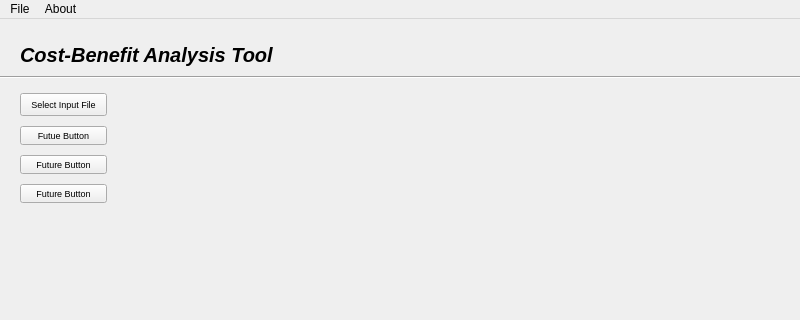
First picture: the form in ui_files/MainWindow.ui, repository SeanDavies22/Vibing-Leopards, before the edit; both pictures show x 0 to 800 and y 0 to 320 of the 800 by 575 pixel window.
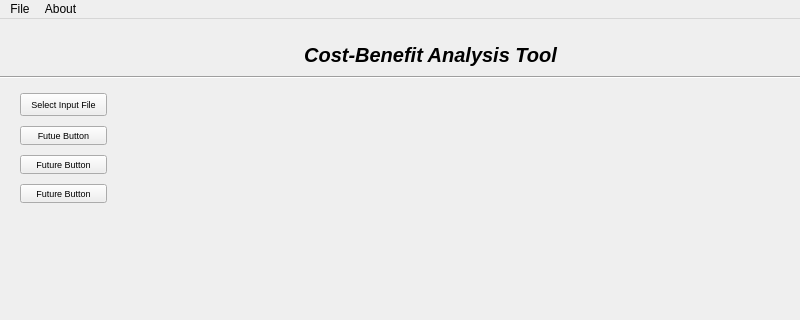
Second picture: the form after the edit.

Commit message: Added XML parsing elements window for demo.

Patch:
```diff
--- a/ui_files/MainWindow.ui
+++ b/ui_files/MainWindow.ui
@@ -172,9 +172,9 @@
    <widget class="QWidget" name="horizontalLayoutWidget">
     <property name="geometry">
      <rect>
-      <x>20</x>
+      <x>80</x>
       <y>10</y>
-      <width>761</width>
+      <width>701</width>
       <height>51</height>
      </rect>
     </property>
@@ -196,6 +196,9 @@
        <property name="text">
         <string>Cost-Benefit Analysis Tool</string>
        </property>
+       <property name="alignment">
+        <set>Qt::AlignCenter</set>
+       </property>
       </widget>
      </item>
     </layout>
@@ -213,6 +216,17 @@
      <enum>Qt::Horizontal</enum>
     </property>
    </widget>
+   <widget class="QWidget" name="horizontalLayoutWidget_2">
+    <property name="geometry">
+     <rect>
+      <x>20</x>
+      <y>10</y>
+      <width>51</width>
+      <height>51</height>
+     </rect>
+    </property>
+    <layout class="QHBoxLayout" name="programIconLayout"/>
+   </widget>
   </widget>
   <widget class="QStatusBar" name="statusbar"/>
   <widget class="QMenuBar" name="menubar">
```
Left out of the diff: 4 changed lines with no effect on the pictures. The commit also changes 5 other files.
